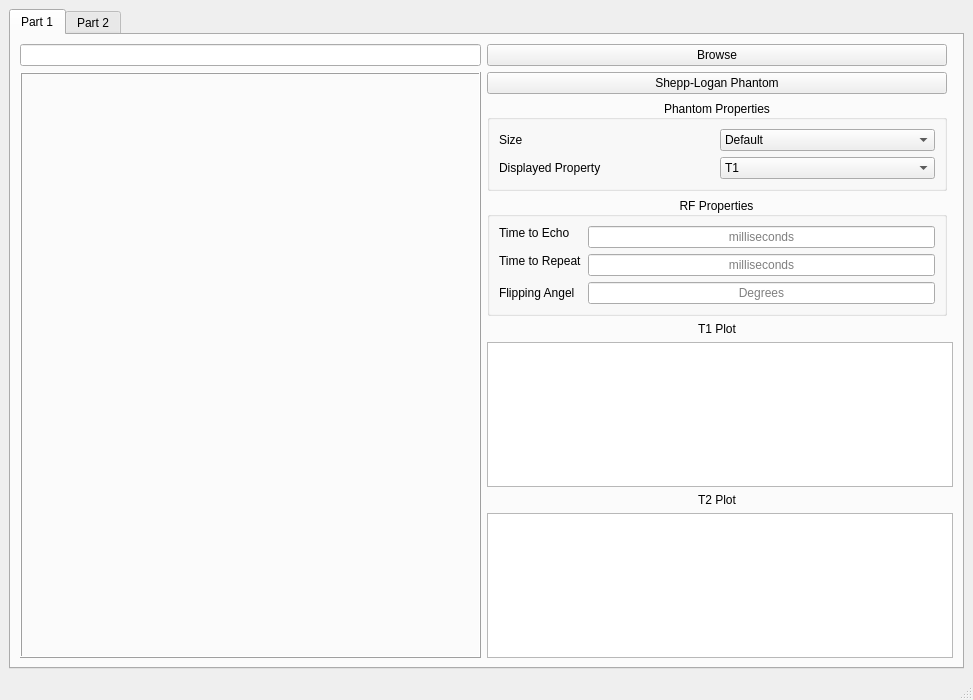
This is Main_GUI.ui in sbme-tutorials/task2-team-2 as Qt 5 draws it before an edit. The edited form follows.
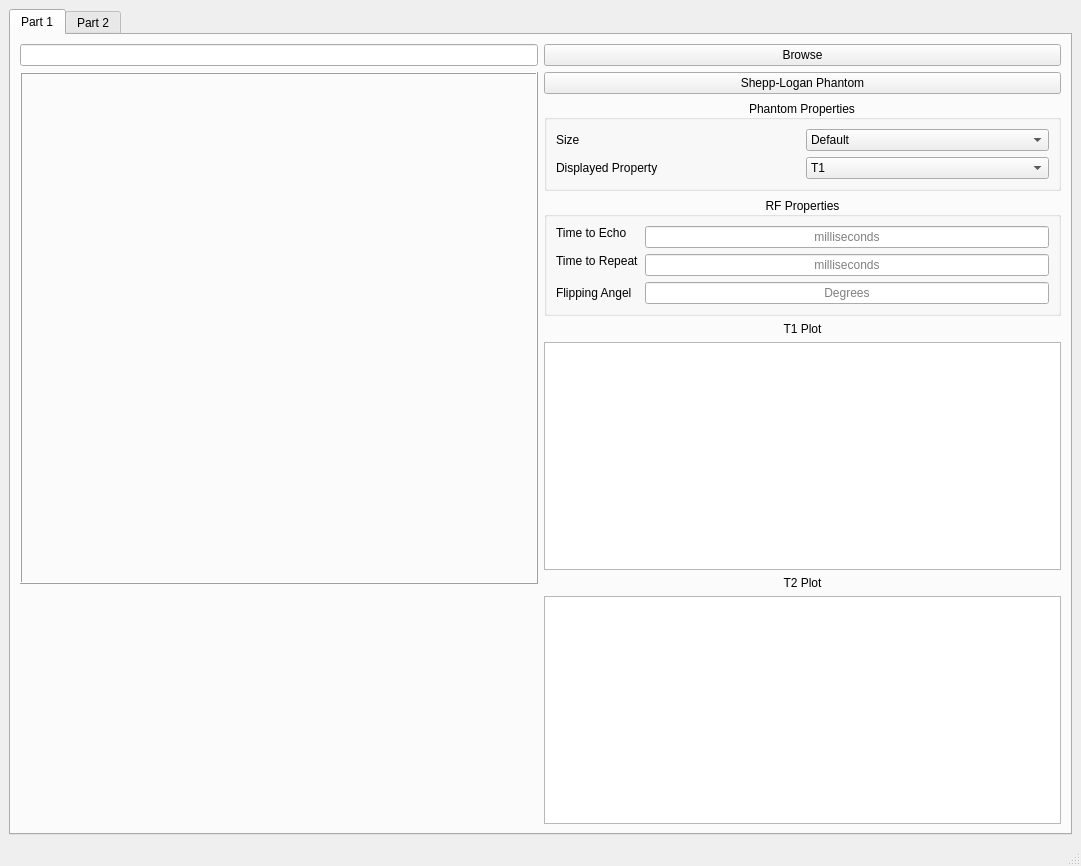
This is the edited form.

Commit message: Squaring the label!

```diff
--- a/Main_GUI.ui
+++ b/Main_GUI.ui
@@ -6,8 +6,8 @@
    <rect>
     <x>0</x>
     <y>0</y>
-    <width>973</width>
-    <height>700</height>
+    <width>1081</width>
+    <height>866</height>
    </rect>
   </property>
   <property name="sizePolicy">
@@ -38,16 +38,71 @@
        </attribute>
        <layout class="QGridLayout" name="gridLayout_3">
         <item row="0" column="0">
+         <layout class="QVBoxLayout" name="verticalLayout_5">
+          <item>
          <widget class="QLineEdit" name="lineEdit"/>
         </item>
-        <item row="1" column="1">
+          <item>
+           <widget class="QLabel" name="label">
+            <property name="minimumSize">
+             <size>
+              <width>512</width>
+              <height>512</height>
+             </size>
+            </property>
+            <property name="frameShape">
+             <enum>QFrame::Box</enum>
+            </property>
+            <property name="frameShadow">
+             <enum>QFrame::Raised</enum>
+            </property>
+            <property name="text">
+             <string/>
+            </property>
+            <property name="scaledContents">
+             <bool>true</bool>
+            </property>
+            <property name="alignment">
+             <set>Qt::AlignCenter</set>
+            </property>
+           </widget>
+          </item>
+          <item>
+           <spacer name="verticalSpacer">
+            <property name="orientation">
+             <enum>Qt::Vertical</enum>
+            </property>
+            <property name="sizeHint" stdset="0">
+             <size>
+              <width>20</width>
+              <height>40</height>
+             </size>
+            </property>
+           </spacer>
+          </item>
+         </layout>
+        </item>
+        <item row="0" column="1">
+         <layout class="QVBoxLayout" name="verticalLayout_4">
+          <item>
+           <layout class="QVBoxLayout" name="verticalLayout_3">
+            <item>
+             <widget class="QPushButton" name="pushButton">
+              <property name="text">
+               <string>Browse</string>
+              </property>
+             </widget>
+            </item>
+            <item>
          <widget class="QPushButton" name="pushButton_2">
           <property name="text">
            <string>Shepp-Logan Phantom</string>
           </property>
          </widget>
         </item>
-        <item row="2" column="1">
+           </layout>
+          </item>
+          <item>
          <layout class="QVBoxLayout" name="verticalLayout">
           <item>
            <widget class="QGroupBox" name="groupBox">
@@ -199,7 +254,9 @@
           </item>
          </layout>
         </item>
-        <item row="3" column="1">
+          <item>
+           <layout class="QVBoxLayout" name="verticalLayout_2">
+            <item>
          <widget class="QLabel" name="label_8">
           <property name="text">
            <string>T1 Plot</string>
@@ -209,10 +266,10 @@
           </property>
          </widget>
         </item>
-        <item row="4" column="1" colspan="2">
+            <item>
          <widget class="QGraphicsView" name="graphicsView"/>
         </item>
-        <item row="5" column="1">
+            <item>
          <widget class="QLabel" name="label_7">
           <property name="text">
            <string>T2 Plot</string>
@@ -222,34 +279,12 @@
           </property>
          </widget>
         </item>
-        <item row="6" column="1" colspan="2">
+            <item>
          <widget class="QGraphicsView" name="graphicsView_2"/>
         </item>
-        <item row="0" column="1">
-         <widget class="QPushButton" name="pushButton">
-          <property name="text">
-           <string>Browse</string>
-          </property>
-         </widget>
-        </item>
-        <item row="1" column="0" rowspan="6">
-         <widget class="QLabel" name="label">
-          <property name="frameShape">
-           <enum>QFrame::Box</enum>
-          </property>
-          <property name="frameShadow">
-           <enum>QFrame::Raised</enum>
-          </property>
-          <property name="text">
-           <string/>
-          </property>
-          <property name="scaledContents">
-           <bool>true</bool>
-          </property>
-          <property name="alignment">
-           <set>Qt::AlignCenter</set>
-          </property>
-         </widget>
+           </layout>
+          </item>
+         </layout>
         </item>
        </layout>
       </widget>
```
Left out of the diff: 2 changed lines with no effect on the pictures. Lines whose indentation alone changed are shown as unchanged. The commit also changes 2 other files.
